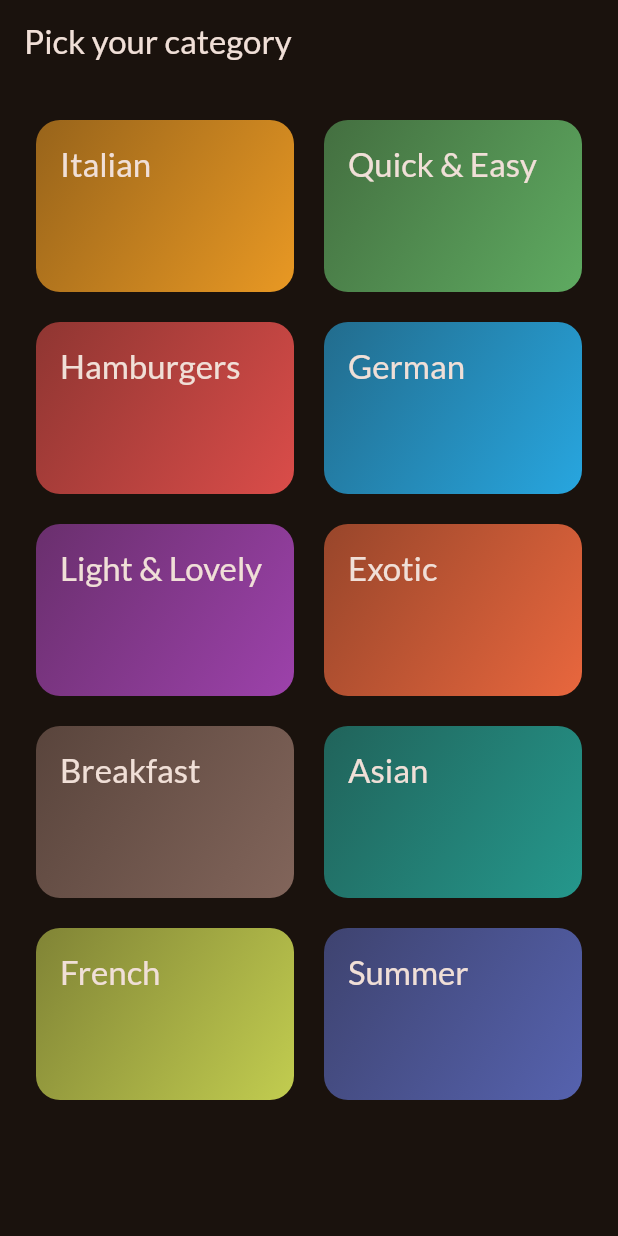
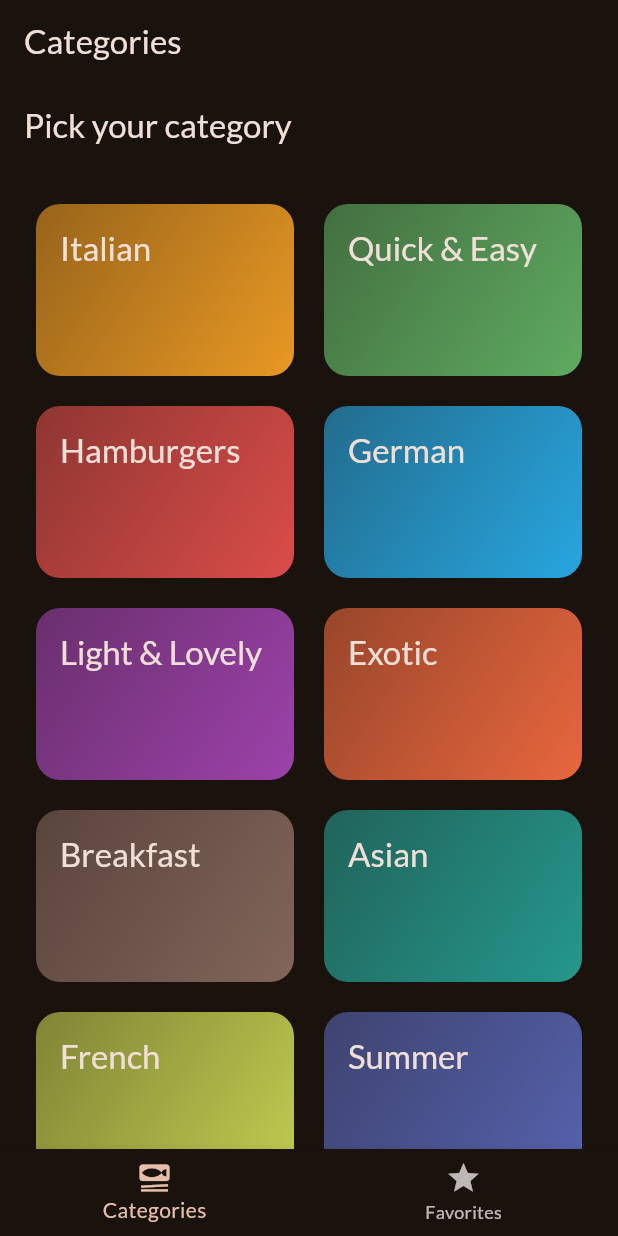
Before and after one commit to Jimmyopot/meals-flutter-app, a Flutter app: the screen it shows after launch, on a phone screen of 412 x 824 dp. Run offline on Flutter 3.47's test engine with Material 3 defaults, Android fonts, the phone set to English and light mode, and no system bars; our stand-ins replace google_fonts, transparent_image.

```diff
--- a/lib/main.dart
+++ b/lib/main.dart
@@ -1,9 +1,7 @@
 import 'package:flutter/material.dart';
 
 import 'package:google_fonts/google_fonts.dart';
-import 'package:meals/data/dummy_data.dart';
-import 'package:meals/screens/categories.dart';
-import 'package:meals/screens/meals.dart';
+import 'package:meals/screens/tabs.dart';
 
 final theme = ThemeData(
   useMaterial3: true,
@@ -25,7 +23,7 @@ class App extends StatelessWidget {
   Widget build(BuildContext context) {
     return MaterialApp(
       theme: theme,
-      home: const CategoriesScreen(),
+      home: const TabsScreen(),
     );
   }
 }
--- /dev/null
+++ b/lib/screens/tabs.dart
@@ -0,0 +1,55 @@
+import 'package:flutter/material.dart';
+import 'package:meals/screens/categories.dart';
+import 'package:meals/screens/meals.dart';
+
+class TabsScreen extends StatefulWidget {
+  const TabsScreen({super.key});
+
+  @override
+  State<TabsScreen> createState() => _TabsScreenState();
+}
+
+class _TabsScreenState extends State<TabsScreen> {
+  int _selectedPageIndex = 0;
+
+  void _selectPage(int index) {
+    setState(() {
+      _selectedPageIndex = index;
+    });
+  }
+
+  @override
+  Widget build(BuildContext context) {
+    Widget activePage = const CategoriesScreen();
+    var activePageTitle = 'Categories';
+
+    if (_selectedPageIndex == 1) {
+      activePage = MealsScreen(
+        title: 'Your Favorites',
+        meals: [],
+      );
+      activePageTitle = 'Your Favorites';
+    }
+
+    return Scaffold(
+      appBar: AppBar(
+        title: Text(activePageTitle),
+      ),
+      body: activePage,
+      bottomNavigationBar: BottomNavigationBar(
+        onTap: _selectPage,
+        currentIndex: _selectedPageIndex,
+        items: const [
+          BottomNavigationBarItem(
+            icon: Icon(Icons.set_meal),
+            label: 'Categories',
+          ),
+          BottomNavigationBarItem(
+            icon: Icon(Icons.star),
+            label: 'Favorites',
+          ),
+        ],
+      ),
+    );
+  }
+}
--- a/pubspec.yaml
+++ b/pubspec.yaml
@@ -35,6 +35,7 @@ dependencies:
   # Use with the CupertinoIcons class for iOS style icons.
   cupertino_icons: ^1.0.8
   google_fonts: ^6.3.2
+  transparent_image: ^2.0.1
 
 dev_dependencies:
   flutter_test:
```
Also changed, not shown: lib/screens/categories.dart (+9 -4 lines), lib/screens/meal_details.dart (added, +66 -0 lines), lib/screens/meals.dart (+21 -12 lines), lib/widgets/meal_item.dart (added, +97 -0 lines), lib/widgets/meal_item_trait.dart (added, +28 -0 lines), pubspec.lock.
